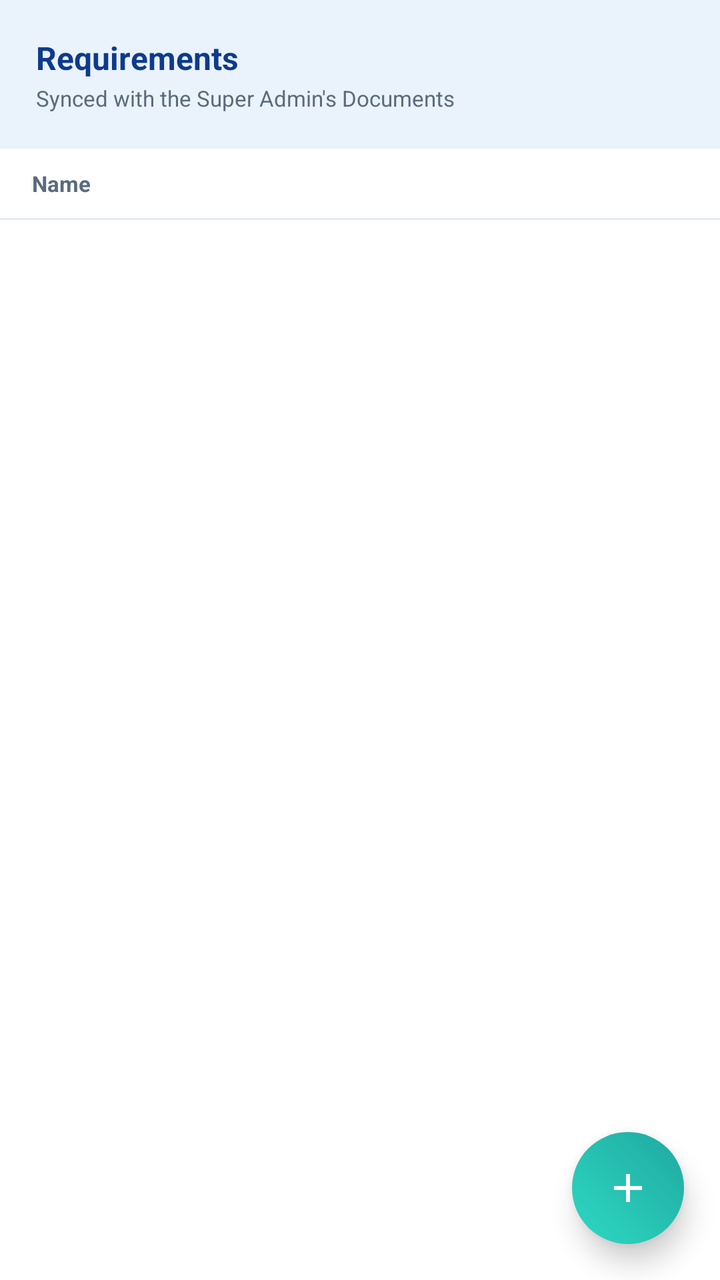
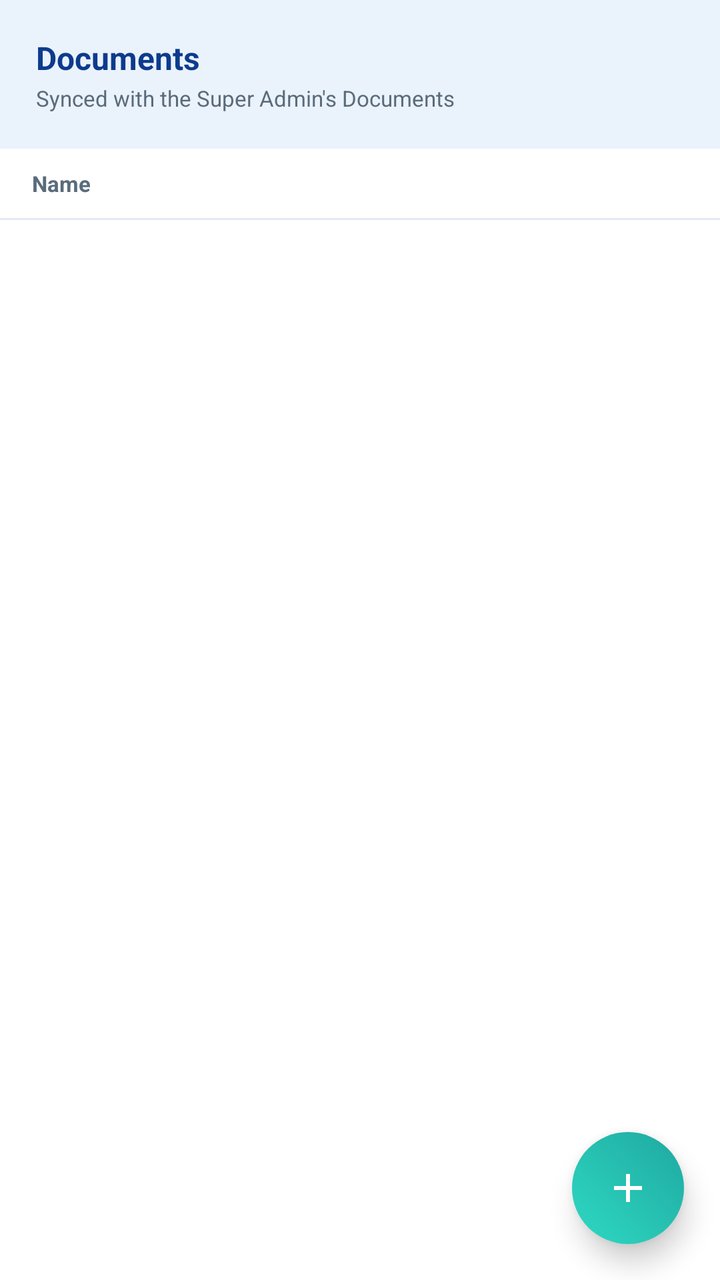

The first picture is an Android layout as it rendered before a commit; the second is the same layout after the commit. The layout source and the unified diff follow.
<!-- AndroidManifest.xml: application theme Theme.KAYARA -->
<!-- res/layout/fragment_requirements.xml -->
<?xml version="1.0" encoding="utf-8"?>
<androidx.constraintlayout.widget.ConstraintLayout
    xmlns:android="http://schemas.android.com/apk/res/android"
    xmlns:app="http://schemas.android.com/apk/res-auto"
    android:layout_width="match_parent"
    android:layout_height="match_parent"
    android:background="@color/white">

    <LinearLayout
        android:id="@+id/topBar"
        android:layout_width="0dp"
        android:layout_height="wrap_content"
        android:orientation="vertical"
        android:background="@color/bg_light"
        android:padding="18dp"
        app:layout_constraintTop_toTopOf="parent"
        app:layout_constraintStart_toStartOf="parent"
        app:layout_constraintEnd_toEndOf="parent">

        <TextView
            android:layout_width="wrap_content"
            android:layout_height="wrap_content"
            android:text="Requirements"
            android:textColor="@color/dark_blue"
            android:textSize="16sp"
            android:textStyle="bold" />

        <TextView
            android:layout_width="wrap_content"
            android:layout_height="wrap_content"
            android:layout_marginTop="2dp"
            android:text="Synced with the Super Admin's Documents"
            android:textColor="@color/text_gray"
            android:textSize="11sp" />
    </LinearLayout>

    
    <LinearLayout
        android:id="@+id/columnHeader"
        android:layout_width="0dp"
        android:layout_height="wrap_content"
        android:orientation="horizontal"
        android:gravity="center_vertical"
        android:background="@color/white"
        android:paddingHorizontal="16dp"
        android:paddingVertical="10dp"
        app:layout_constraintTop_toBottomOf="@id/topBar"
        app:layout_constraintStart_toStartOf="parent"
        app:layout_constraintEnd_toEndOf="parent">

        <TextView
            android:layout_width="0dp"
            android:layout_height="wrap_content"
            android:layout_weight="1"
            android:text="Name"
            android:textColor="@color/text_gray"
            android:textSize="11sp"
            android:textStyle="bold" />
    </LinearLayout>

    <View
        android:id="@+id/headerDivider"
        android:layout_width="0dp"
        android:layout_height="1dp"
        android:background="@color/card_border"
        app:layout_constraintTop_toBottomOf="@id/columnHeader"
        app:layout_constraintStart_toStartOf="parent"
        app:layout_constraintEnd_toEndOf="parent" />

    <androidx.recyclerview.widget.RecyclerView
        android:id="@+id/rvDocumentFolders"
        android:layout_width="0dp"
        android:layout_height="0dp"
        app:layout_constraintTop_toBottomOf="@id/headerDivider"
        app:layout_constraintBottom_toBottomOf="parent"
        app:layout_constraintStart_toStartOf="parent"
        app:layout_constraintEnd_toEndOf="parent"
        tools:listitem="@layout/item_folder_row"
        xmlns:tools="http://schemas.android.com/tools" />

    
    <ImageView
        android:id="@+id/fabAddFolder"
        android:layout_width="56dp"
        android:layout_height="56dp"
        android:layout_marginEnd="18dp"
        android:layout_marginBottom="18dp"
        android:background="@drawable/bg_fab"
        android:padding="16dp"
        android:src="@drawable/ic_add"
        android:elevation="8dp"
        android:clickable="true"
        android:focusable="true"
        android:contentDescription="@string/add_folder"
        app:layout_constraintBottom_toBottomOf="parent"
        app:layout_constraintEnd_toEndOf="parent" />

</androidx.constraintlayout.widget.ConstraintLayout>
<!-- res/layout/item_folder_row.xml (included above) -->
<?xml version="1.0" encoding="utf-8"?>
<LinearLayout xmlns:android="http://schemas.android.com/apk/res/android"
    android:layout_width="match_parent"
    android:layout_height="wrap_content"
    android:orientation="vertical"
    android:background="@color/white"
    android:clickable="true"
    android:focusable="true">

    <LinearLayout
        android:layout_width="match_parent"
        android:layout_height="wrap_content"
        android:orientation="horizontal"
        android:gravity="center_vertical"
        android:paddingHorizontal="16dp"
        android:paddingVertical="14dp">

        <ImageView
            android:layout_width="22dp"
            android:layout_height="22dp"
            android:src="@drawable/ic_folder_list"
            android:contentDescription="@null" />

        <TextView
            android:id="@+id/tvFolderRowName"
            android:layout_width="0dp"
            android:layout_height="wrap_content"
            android:layout_weight="1"
            android:layout_marginStart="14dp"
            android:text="Folder Name"
            android:textColor="@color/dark_blue"
            android:textSize="13.5sp" />

        <TextView
            android:id="@+id/tvFolderRowCount"
            android:layout_width="wrap_content"
            android:layout_height="wrap_content"
            android:text="0 files"
            android:textColor="@color/text_gray"
            android:textSize="11sp" />
    </LinearLayout>

    <View
        android:layout_width="match_parent"
        android:layout_height="1dp"
        android:background="@drawable/bg_folder_row_divider" />

</LinearLayout>
<!-- resources referenced by this layout -->
<resources>
  <color name="bg_light">#EAF2FB</color>
  <color name="card_border">#E4EAF4</color>
  <color name="dark_blue">#0D3B8C</color>
  <color name="text_gray">#5A6B7B</color>
  <color name="white">#FFFFFF</color>
  <!-- drawable bg_fab (drawable) -->
  <?xml version="1.0" encoding="utf-8"?>
  <shape xmlns:android="http://schemas.android.com/apk/res/android"
      android:shape="oval">
      <gradient android:startColor="@color/teal_start" android:endColor="@color/teal_end" android:angle="45" />
  </shape>
  <!-- drawable bg_folder_row_divider (drawable) -->
  <?xml version="1.0" encoding="utf-8"?>
  <shape xmlns:android="http://schemas.android.com/apk/res/android"
      android:shape="rectangle">
      <solid android:color="@color/card_border" />
  </shape>
  <!-- drawable ic_add (drawable) -->
  <vector xmlns:android="http://schemas.android.com/apk/res/android"
      android:width="24dp" android:height="24dp"
      android:viewportWidth="24" android:viewportHeight="24">
      <path android:fillColor="#FFFFFF"
          android:pathData="M19,13h-6v6h-2v-6H5v-2h6V5h2v6h6z"/>
  </vector>
  <!-- drawable ic_folder_list (drawable) -->
  <vector xmlns:android="http://schemas.android.com/apk/res/android"
      android:width="24dp" android:height="24dp"
      android:viewportWidth="24" android:viewportHeight="24">
      <path android:fillColor="#F5A524"
          android:pathData="M20,6h-8l-2,-2L4,4c-1.1,0 -2,0.9 -2,2v12c0,1.1 0.9,2 2,2h16c1.1,0 2,-0.9 2,-2L22,8c0,-1.1 -0.9,-2 -2,-2z"/>
  </vector>
  <string name="add_folder">Add Organization Folder</string>
  <style name="Theme.KAYARA" parent="Base.Theme.KAYARA" />
  <color name="teal_start">#2ED9C3</color>
  <color name="teal_end">#1FA8A0</color>
  <style name="Base.Theme.KAYARA" parent="Theme.Material3.DayNight.NoActionBar">
          
          
      </style>
</resources>

<!-- the commit's change to res/layout/fragment_requirements.xml (unified diff, before → after) -->
@@ -2,9 +2,14 @@
 <androidx.constraintlayout.widget.ConstraintLayout
     xmlns:android="http://schemas.android.com/apk/res/android"
     xmlns:app="http://schemas.android.com/apk/res-auto"
+    xmlns:tools="http://schemas.android.com/tools"
     android:layout_width="match_parent"
     android:layout_height="match_parent"
     android:background="@color/white">
+
+    
+    
+    
 
     <LinearLayout
         android:id="@+id/topBar"
@@ -20,7 +25,7 @@
         <TextView
             android:layout_width="wrap_content"
             android:layout_height="wrap_content"
-            android:text="Requirements"
+            android:text="Documents"
             android:textColor="@color/dark_blue"
             android:textSize="16sp"
             android:textStyle="bold" />
@@ -32,9 +37,14 @@
             android:text="Synced with the Super Admin's Documents"
             android:textColor="@color/text_gray"
             android:textSize="11sp" />
+
     </LinearLayout>
 
+
     
+    
+    
+
     <LinearLayout
         android:id="@+id/columnHeader"
         android:layout_width="0dp"
@@ -56,7 +66,13 @@
             android:textColor="@color/text_gray"
             android:textSize="11sp"
             android:textStyle="bold" />
+
     </LinearLayout>
+
+
+    
+    
+    
 
     <View
         android:id="@+id/headerDivider"
@@ -67,18 +83,48 @@
         app:layout_constraintStart_toStartOf="parent"
         app:layout_constraintEnd_toEndOf="parent" />
 
+
+    
+    
+    
+
     <androidx.recyclerview.widget.RecyclerView
         android:id="@+id/rvDocumentFolders"
         android:layout_width="0dp"
         android:layout_height="0dp"
+        android:clipToPadding="false"
         app:layout_constraintTop_toBottomOf="@id/headerDivider"
         app:layout_constraintBottom_toBottomOf="parent"
         app:layout_constraintStart_toStartOf="parent"
         app:layout_constraintEnd_toEndOf="parent"
-        tools:listitem="@layout/item_folder_row"
-        xmlns:tools="http://schemas.android.com/tools" />
+        tools:listitem="@layout/item_folder_row" />
+
 
     
+    
+    
+
+    <TextView
+        android:id="@+id/tvEmptyDocuments"
+        android:layout_width="0dp"
+        android:layout_height="wrap_content"
+        android:layout_marginStart="32dp"
+        android:layout_marginEnd="32dp"
+        android:gravity="center"
+        android:text="No organization requirements submitted."
+        android:textColor="@color/text_gray"
+        android:textSize="13sp"
+        android:visibility="gone"
+        app:layout_constraintTop_toBottomOf="@id/headerDivider"
+        app:layout_constraintBottom_toBottomOf="parent"
+        app:layout_constraintStart_toStartOf="parent"
+        app:layout_constraintEnd_toEndOf="parent" />
+
+
+    
+    
+    
+
     <ImageView
         android:id="@+id/fabAddFolder"
         android:layout_width="56dp"
